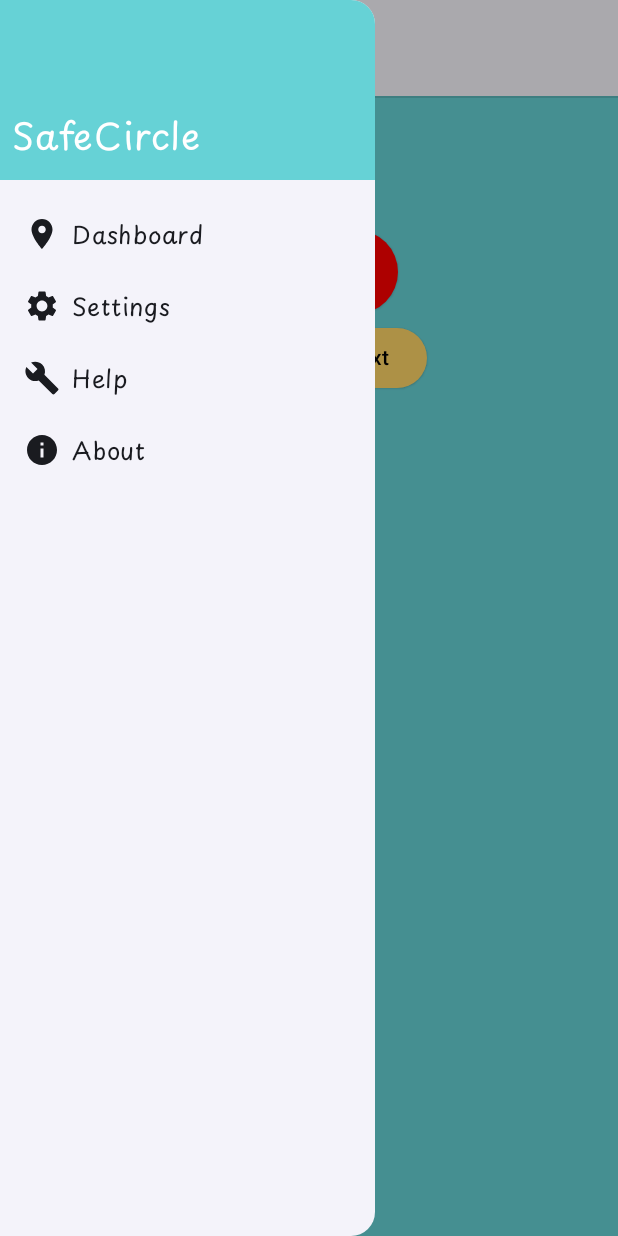
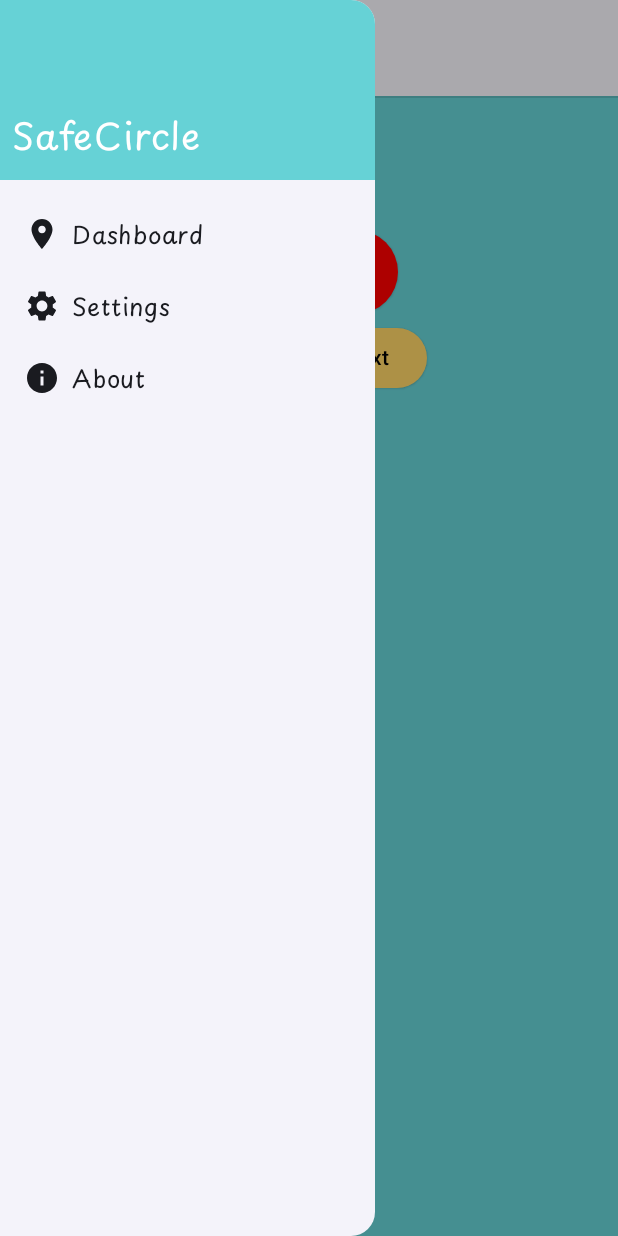
Before and after one commit to YSPlop/COMP90018_Ass2, an Android app built with Jetpack Compose: the HelpScreen screen opened through its navigation route, after a tap on "Open Drawer", on a phone screen of 412 x 824 dp. Run offline under Robolectric (Android 15) with nearby library versions, the phone set to English and light mode, and no system bars; our stand-ins replace Firebase (no records; nobody signed in at launch, a user with empty details on screens opened directly); Roboto replaces fonts that are not available here.

Commit message:
bugfix: remove help page from navigation

```diff
--- a/app/src/main/java/com/example/safecircle/ui/components/DrawerComponent.kt
+++ b/app/src/main/java/com/example/safecircle/ui/components/DrawerComponent.kt
@@ -130,18 +130,18 @@ fun AppDrawer(drawerState: DrawerState, navController: NavHostController) {
                 }
             })
         )
-        ListItem(
-            text = { Row {
-                Icon(imageVector = Icons.Default.Build, contentDescription = "Settings")
-                Spacer(modifier = Modifier.size(8.dp) )
-                Text(text = "Help", fontFamily = PlaypenSans) }},
-            modifier = Modifier.clickable(onClick = {
-                scope.launch {
-                    drawerState.close()
-                    navController.navigate(Help.route)
-                }
-            })
-        )
+//        ListItem(
+//            text = { Row {
+//                Icon(imageVector = Icons.Default.Build, contentDescription = "Settings")
+//                Spacer(modifier = Modifier.size(8.dp) )
+//                Text(text = "Help", fontFamily = PlaypenSans) }},
+//            modifier = Modifier.clickable(onClick = {
+//                scope.launch {
+//                    drawerState.close()
+//                    navController.navigate(Help.route)
+//                }
+//            })
+//        )
         ListItem(
             text = { Row {
                 Icon(imageVector = Icons.Default.Info, contentDescription = "Settings")
```
